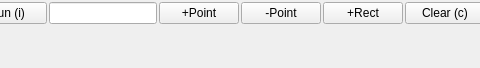
First picture: the form in anylabeling/views/labeling/widgets/auto_labeling/auto_labeling.ui, repository CVHub520/X-AnyLabeling, before the edit; both pictures show x 391 to 871 and y 0 to 68 of the 1118 by 68 pixel window.
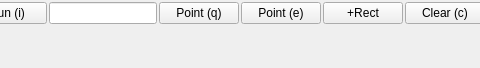
Second picture: the form after the edit. Icons and pictures are not drawn.

Commit message: Replace (+/-) with (q/e) for point mode in the Segment-Anything series model (#153)

```diff
--- a/anylabeling/views/labeling/widgets/auto_labeling/auto_labeling.ui
+++ b/anylabeling/views/labeling/widgets/auto_labeling/auto_labeling.ui
@@ -121,14 +121,14 @@
      <item>
       <widget class="QPushButton" name="button_add_point">
        <property name="text">
-        <string>+Point</string>
+        <string>Point (q)</string>
        </property>
       </widget>
      </item>
      <item>
       <widget class="QPushButton" name="button_remove_point">
        <property name="text">
-        <string>-Point</string>
+        <string>Point (e)</string>
        </property>
       </widget>
      </item>
```
The commit also changes 4 other files.
